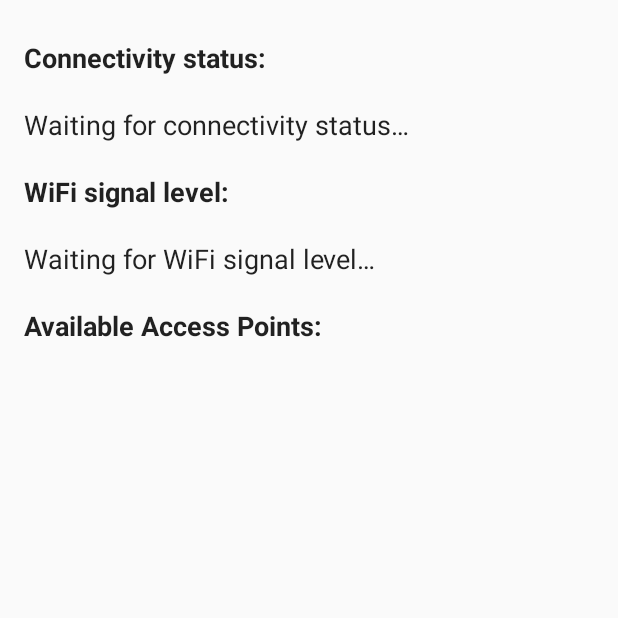
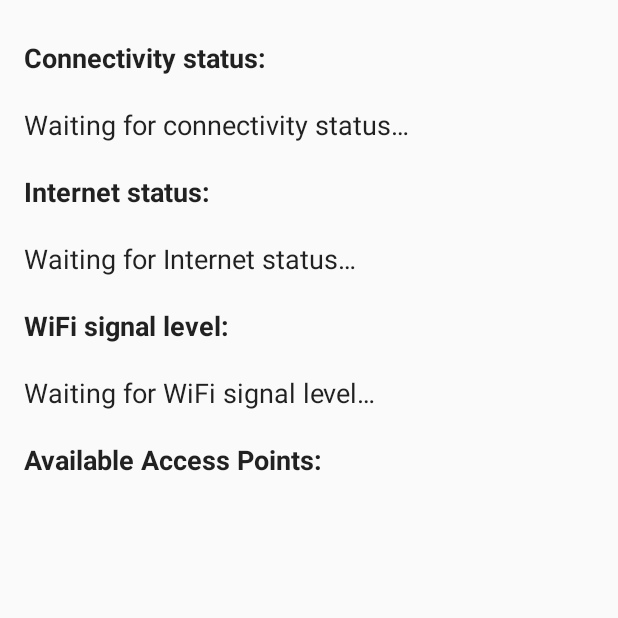
Before and after one commit to pwittchen/ReactiveNetwork, an Android app: the screen it shows after launch (MainActivity), on a phone screen of 412 x 824 dp, the top half of it. Run offline under Robolectric (Android 15) with nearby library versions, the phone set to English and light mode, and no system bars; libraries missing offline, so code that uses them is left out: rx.android.schedulers, rx.functions, rx.schedulers, rx.subscriptions; 4 statements that could not run were skipped.

Commit message:
adding method for observing Internet connectivity, updating library API and sample apps, resolving issue #51

```diff
--- a/app-kotlin/src/main/res/layout/activity_main.xml
+++ b/app-kotlin/src/main/res/layout/activity_main.xml
@@ -32,10 +32,33 @@
       />
 
   <TextView
+      android:id="@+id/internet_status_label"
+      android:layout_width="match_parent"
+      android:layout_height="wrap_content"
+      android:layout_below="@+id/connectivity_status"
+      android:paddingBottom="@dimen/text_view_padding"
+      android:paddingTop="@dimen/text_view_padding"
+      android:text="@string/internet_status"
+      android:textAppearance="@android:style/TextAppearance.Medium"
+      android:textStyle="bold"
+      />
+
+  <TextView
+      android:id="@+id/internet_status"
+      android:layout_width="match_parent"
+      android:layout_height="wrap_content"
+      android:layout_below="@+id/internet_status_label"
+      android:paddingBottom="@dimen/text_view_padding"
+      android:paddingTop="@dimen/text_view_padding"
+      android:text="@string/waiting_for_internet_status"
+      android:textAppearance="@android:style/TextAppearance.Medium"
+      />
+
+  <TextView
       android:id="@+id/wifi_signal_level_label"
       android:layout_width="match_parent"
       android:layout_height="wrap_content"
-      android:layout_below="@+id/connectivity_status"
+      android:layout_below="@+id/internet_status"
       android:paddingBottom="@dimen/text_view_padding"
       android:paddingTop="@dimen/text_view_padding"
       android:text="@string/wifi_signal_level"
--- a/app-kotlin/src/main/res/values/strings.xml
+++ b/app-kotlin/src/main/res/values/strings.xml
@@ -1,8 +1,10 @@
 <resources>
   <string name="app_name">ReactiveNetwork</string>
   <string name="waiting_for_connectivity_status">Waiting for connectivity status&#8230;</string>
+  <string name="waiting_for_internet_status">Waiting for Internet status&#8230;</string>
   <string name="waiting_for_wifi_signal_level">Waiting for WiFi signal level&#8230;</string>
   <string name="connectivity_status">Connectivity status:</string>
+  <string name="internet_status">Internet status:</string>
   <string name="wifi_signal_level">WiFi signal level:</string>
   <string name="available_access_points">Available Access Points:</string>
   <string name="waiting_for_signal_strength_change">Waiting for signal strength change&#8230;</string>
--- a/app/src/main/res/values/strings.xml
+++ b/app/src/main/res/values/strings.xml
@@ -1,9 +1,10 @@
 <resources>
   <string name="app_name">ReactiveNetwork</string>
   <string name="waiting_for_connectivity_status">Waiting for connectivity status&#8230;</string>
+  <string name="waiting_for_internet_status">Waiting for Internet status&#8230;</string>
   <string name="waiting_for_wifi_signal_level">Waiting for WiFi signal level&#8230;</string>
   <string name="connectivity_status">Connectivity status:</string>
+  <string name="internet_status">Internet status:</string>
   <string name="wifi_signal_level">WiFi signal level:</string>
   <string name="available_access_points">Available Access Points:</string>
-  <string name="waiting_for_signal_strength_change">Waiting for signal strength change&#8230;</string>
 </resources>
--- a/build.gradle
+++ b/build.gradle
@@ -5,7 +5,7 @@ buildscript {
     jcenter()
   }
   dependencies {
-    classpath 'com.android.tools.build:gradle:1.3.1'
+    classpath 'com.android.tools.build:gradle:2.1.0'
 
     // NOTE: Do not place your application dependencies here; they belong
     // in the individual module build.gradle files
--- a/config/quality.gradle
+++ b/config/quality.gradle
@@ -62,7 +62,7 @@ task pmd(type: Pmd) {
 
 android {
     lintOptions {
-        abortOnError true
+        abortOnError false
         xmlReport false
         htmlReport true
         lintConfig file("${project.rootDir}/config/quality/lint/lint.xml")
--- a/library/build.gradle
+++ b/library/build.gradle
@@ -2,12 +2,12 @@ apply plugin: 'com.android.library'
 apply from: '../config/quality.gradle'
 
 android {
-  compileSdkVersion 22
-  buildToolsVersion "22.0.1"
+  compileSdkVersion 23
+  buildToolsVersion "23.0.1"
 
   defaultConfig {
     minSdkVersion 9
-    targetSdkVersion 22
+    targetSdkVersion 23
     versionCode 1
     versionName "1.0"
     testInstrumentationRunner "android.support.test.runner.AndroidJUnitRunner"
--- a/library/src/main/AndroidManifest.xml
+++ b/library/src/main/AndroidManifest.xml
@@ -6,6 +6,7 @@
   <uses-permission android:name="android.permission.ACCESS_WIFI_STATE"/>
   <uses-permission android:name="android.permission.CHANGE_WIFI_STATE"/>
   <uses-permission android:name="android.permission.ACCESS_COARSE_LOCATION"/>
+  <uses-permission android:name="android.permission.INTERNET"/>
 
   <application/>
 
--- a/library/src/main/java/com/github/pwittchen/reactivenetwork/library/ConnectivityStatus.java
+++ b/library/src/main/java/com/github/pwittchen/reactivenetwork/library/ConnectivityStatus.java
@@ -19,9 +19,7 @@ import rx.functions.Func1;
 
 public enum ConnectivityStatus {
   UNKNOWN("unknown"),
-  WIFI_CONNECTED("connected to WiFi"),
-  WIFI_CONNECTED_HAS_INTERNET("connected to WiFi (Internet available)"),
-  WIFI_CONNECTED_HAS_NO_INTERNET("connected to WiFi (Internet not available)"),
+  WIFI_CONNECTED("connected to WiFi network"),
   MOBILE_CONNECTED("connected to mobile network"),
   OFFLINE("offline");
 
--- a/library/src/main/java/com/github/pwittchen/reactivenetwork/library/ReactiveNetwork.java
+++ b/library/src/main/java/com/github/pwittchen/reactivenetwork/library/ReactiveNetwork.java
@@ -24,7 +24,11 @@ import android.net.NetworkInfo;
 import android.net.wifi.ScanResult;
 import android.net.wifi.WifiManager;
 import android.os.Looper;
+import java.io.IOException;
+import java.net.InetSocketAddress;
+import java.net.Socket;
 import java.util.List;
+import java.util.concurrent.TimeUnit;
 import rx.Observable;
 import rx.Scheduler;
 import rx.Subscriber;
@@ -32,6 +36,7 @@ import rx.Subscription;
 import rx.android.schedulers.AndroidSchedulers;
 import rx.functions.Action0;
 import rx.functions.Func1;
+import rx.schedulers.Schedulers;
 import rx.subscriptions.Subscriptions;
 
 /**
@@ -40,21 +45,11 @@ import rx.subscriptions.Subscriptions;
  * with RxJava Observables. It can be easily used with RxAndroid.
  */
 public class ReactiveNetwork {
-  private boolean checkInternet = false;
+  private static final String DEFAULT_PING_HOST = "www.google.com";
+  private static final int DEFAULT_PING_PORT = 80;
+  private static final int DEFAULT_PING_INTERVAL_IN_MS = 2000;
+  private static final int DEFAULT_PING_TIMEOUT_IN_MS = 2000;
   private ConnectivityStatus status = ConnectivityStatus.UNKNOWN;
-
-  /**
-   * Enables Internet connection check.
-   * When it's called WIFI_CONNECTED_HAS_INTERNET and WIFI_CONNECTED_HAS_NO_INTERNET statuses
-   * can be emitted by observeConnectivity(context) method. When it isn't called
-   * only WIFI_CONNECTED can by emitted by observeConnectivity(context) method.
-   *
-   * @return ReactiveNetwork object
-   */
-  public ReactiveNetwork enableInternetCheck() {
-    checkInternet = true;
-    return this;
-  }
 
   /**
    * Observes ConnectivityStatus,
@@ -63,7 +58,7 @@ public class ReactiveNetwork {
    * @param context Context of the activity or an application
    * @return RxJava Observable with ConnectivityStatus
    */
-  public Observable<ConnectivityStatus> observeConnectivity(final Context context) {
+  public Observable<ConnectivityStatus> observeNetworkConnectivity(final Context context) {
     final IntentFilter filter = new IntentFilter();
     filter.addAction(ConnectivityManager.CONNECTIVITY_ACTION);
 
@@ -71,7 +66,7 @@ public class ReactiveNetwork {
       @Override public void call(final Subscriber<? super ConnectivityStatus> subscriber) {
         final BroadcastReceiver receiver = new BroadcastReceiver() {
           @Override public void onReceive(Context context, Intent intent) {
-            final ConnectivityStatus newStatus = getConnectivityStatus(context, checkInternet);
+            final ConnectivityStatus newStatus = getConnectivityStatus(context);
 
             // we need to perform check below,
             // because after going off-line, onReceive() is called twice
@@ -93,8 +88,13 @@ public class ReactiveNetwork {
     }).defaultIfEmpty(ConnectivityStatus.OFFLINE);
   }
 
-  public ConnectivityStatus getConnectivityStatus(final Context context,
-      final boolean checkInternet) {
+  /**
+   * Gets current network connectivity status
+   *
+   * @param context Application Context is recommended here
+   * @return ConnectivityStatus, which can be WIFI_CONNECTED, MOBILE_CONNECTED or OFFLINE
+   */
+  public ConnectivityStatus getConnectivityStatus(final Context context) {
     final String service = Context.CONNECTIVITY_SERVICE;
     final ConnectivityManager manager = (ConnectivityManager) context.getSystemService(service);
     final NetworkInfo networkInfo = manager.getActiveNetworkInfo();
@@ -104,11 +104,7 @@ public class ReactiveNetwork {
     }
 
     if (networkInfo.getType() == ConnectivityManager.TYPE_WIFI) {
-      if (checkInternet) {
-        return getWifiInternetStatus(networkInfo);
-      } else {
-        return ConnectivityStatus.WIFI_CONNECTED;
-      }
+      return ConnectivityStatus.WIFI_CONNECTED;
     } else if (networkInfo.getType() == ConnectivityManager.TYPE_MOBILE) {
       return ConnectivityStatus.MOBILE_CONNECTED;
     }
@@ -116,12 +112,46 @@ public class ReactiveNetwork {
     return ConnectivityStatus.OFFLINE;
   }
 
-  private ConnectivityStatus getWifiInternetStatus(final NetworkInfo networkInfo) {
-    if (networkInfo.isConnected()) {
-      return ConnectivityStatus.WIFI_CONNECTED_HAS_INTERNET;
-    } else {
-      return ConnectivityStatus.WIFI_CONNECTED_HAS_NO_INTERNET;
-    }
+  /**
+   * Observes connectivity with the Internet with default settings. It pings remote host
+   * (www.google.com) at port 80 every 2 seconds with 2 seconds of timeout. This operation is used
+   * for determining if device is connected to the Internet or not. Please note that this method is
+   * less efficient than {@link #observeNetworkConnectivity(Context)} method and consumes data
+   * transfer, but it gives you actual information if device is connected to the Internet or not.
+   *
+   * @return RxJava Observable with Boolean - true, when we have an access to the Internet
+   * and false if not
+   */
+  public Observable<Boolean> observeInternetConnectivity() {
+    return observeInternetConnectivity(DEFAULT_PING_INTERVAL_IN_MS, DEFAULT_PING_HOST,
+        DEFAULT_PING_PORT, DEFAULT_PING_TIMEOUT_IN_MS);
+  }
+
+  /**
+   * Observes connectivity with the Internet by opening socket connection with remote host
+   *
+   * @param interval in milliseconds determining how often we want to check connectivity
+   * @param host for checking Internet connectivity
+   * @param port for checking Internet connectivity
+   * @param timeout for pinging remote host
+   * @return RxJava Observable with Boolean - true, when we have connection with host and false if
+   * not
+   */
+  public Observable<Boolean> observeInternetConnectivity(final int interval, final String host,
+      final int port, final int timeout) {
+    return Observable.interval(interval, TimeUnit.MILLISECONDS, Schedulers.io())
+        .map(new Func1<Long, Boolean>() {
+          @Override public Boolean call(Long tick) {
+            try {
+              Socket socket = new Socket();
+              socket.connect(new InetSocketAddress(host, port), timeout);
+              return socket.isConnected();
+            } catch (IOException e) {
+              return Boolean.FALSE;
+            }
+          }
+        })
+        .distinctUntilChanged();
   }
 
   /**
```
Also changed, not shown: app-kotlin/build.gradle (+8 -4 lines), app-kotlin/src/main/kotlin/com/github/pwittchen/reactivenetwork/kotlinapp/MainActivity.kt (+11 -4 lines), app/build.gradle (+8 -4 lines), app/src/main/java/com/github/pwittchen/reactivenetwork/app/MainActivity.java (+23 -5 lines), app/src/main/res/layout/activity_main.xml (+24 -1 lines), gradle/wrapper/gradle-wrapper.properties, 1 other file.
